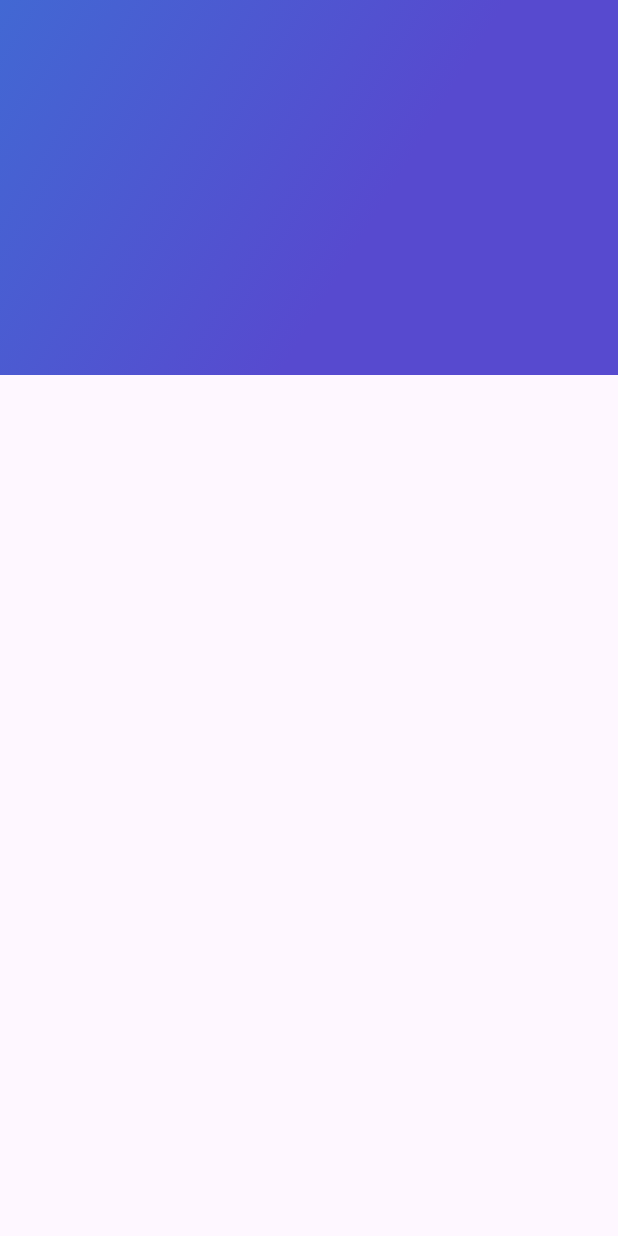
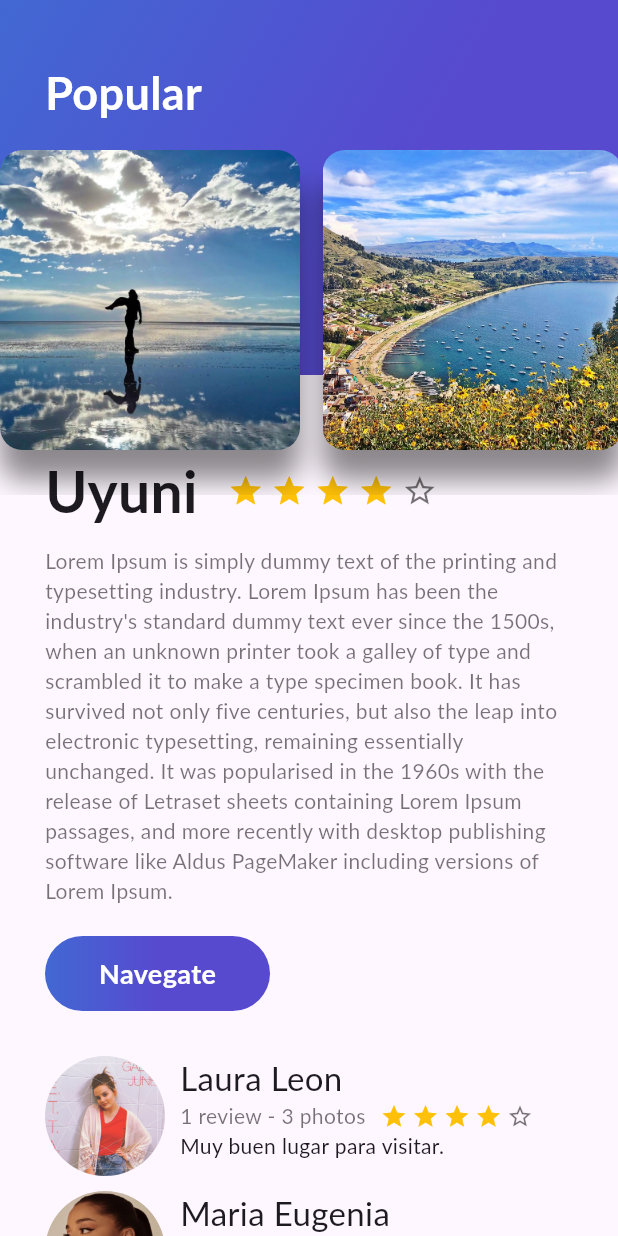
Before and after one commit to AlanezH/proyecto_flutter, a Flutter app: the screen it shows after launch, on a phone screen of 412 x 824 dp. Run offline on Flutter 3.47's test engine with Material 3 defaults, Android fonts, the phone set to English and light mode, and no system bars; Roboto replaces fonts that are missing (Lato).

Commit message:
Widget BorderRadius y BoxShadow,Widget ListView Horizontal,inkwell 27/10/25

```diff
--- /dev/null
+++ b/lib/card_image.dart
@@ -0,0 +1,43 @@
+import 'package:flutter/cupertino.dart';
+import 'package:flutter/material.dart';
+import 'package:proyecto_flutter/main.dart';
+
+class CardImage extends StatelessWidget{
+  String path;
+
+  CardImage(this.path);
+  @override
+  Widget build(BuildContext context) {
+    final cardImage = Padding(
+      padding: EdgeInsets.only(
+        top: 100,
+        right: 15,
+        bottom: 30
+      ),
+      child: Container(
+
+        width: 200,
+        decoration: BoxDecoration(
+            image: DecorationImage(
+                image: AssetImage(
+                  path,
+                ),
+                fit: BoxFit.cover
+            ),
+            shape: BoxShape.rectangle,
+            borderRadius: BorderRadius.all(Radius.circular(15)),
+            boxShadow: <BoxShadow>[
+              BoxShadow(
+                  color: Colors.black45,
+                  blurRadius: 15,
+                  offset: Offset(0,20)
+              )
+            ]
+        ),
+      ),
+    );
+
+    return cardImage;
+  }
+
+}
--- /dev/null
+++ b/lib/card_image_list.dart
@@ -0,0 +1,26 @@
+import 'package:flutter/material.dart';
+
+import 'card_image.dart';
+
+class CardImageList extends StatelessWidget{
+  @override
+  Widget build(BuildContext context) {
+    final cardImageList = Container(
+      height: 330,
+      child: ListView(
+        scrollDirection: Axis.horizontal,
+        children: <Widget>[
+          CardImage("assets/images/lugar1.jpg"),
+          CardImage("assets/images/lugar2.jpg"),
+          CardImage("assets/images/lugar3.jpg"),
+          CardImage("assets/images/lugar4.jpg"),
+          CardImage("assets/images/lugar5.jpg"),
+          CardImage("assets/images/lugar6.jpg"),
+        ],
+      ),
+    );
+
+    return cardImageList;
+  }
+
+}
--- a/lib/description_place.dart
+++ b/lib/description_place.dart
@@ -1,4 +1,5 @@
 import 'package:flutter/material.dart';
+import 'package:proyecto_flutter/rounded_button.dart';
 
 class DescriptionPlace extends StatelessWidget{
 
@@ -80,9 +81,11 @@ class DescriptionPlace extends StatelessWidget{
     );
 
     final descriptionPlace =Column(
+      crossAxisAlignment: CrossAxisAlignment.start,
       children: <Widget>[
         filaTitulo,
-        description
+        description,
+        RoundedButton("Navegate")
       ],
     );
     return descriptionPlace;
--- a/lib/home.dart
+++ b/lib/home.dart
@@ -2,8 +2,10 @@
 
 import 'package:flutter/cupertino.dart';
 import 'package:flutter/material.dart';
+import 'package:proyecto_flutter/card_image.dart';
 import 'package:proyecto_flutter/description_place.dart';
 import 'package:proyecto_flutter/gradient_back.dart';
+import 'package:proyecto_flutter/home_app_bar.dart';
 import 'package:proyecto_flutter/review.dart';
 import 'package:proyecto_flutter/review_list.dart';
 
@@ -12,7 +14,7 @@ class MyHome extends StatelessWidget{
   Widget build (BuildContext context){
     final descriptionPlace =Container(
       margin: EdgeInsets.only(
-        top: 250,
+        top: 300,
         left: 30,
         right: 30
       ),
@@ -40,7 +42,8 @@ class MyHome extends StatelessWidget{
     return Scaffold(
       body:Stack(
         children: <Widget>[
-          GradientBack()
+          listView,
+          HomeAppBar("Popular")
         ],
       )
     );
--- a/lib/home_app_bar.dart
+++ b/lib/home_app_bar.dart
@@ -1,12 +1,35 @@
 import 'package:flutter/material.dart';
+import 'package:proyecto_flutter/card_image_list.dart';
 import 'package:proyecto_flutter/gradient_back.dart';
 
 class HomeAppBar extends StatelessWidget{
+  String textoTitulo;
+
+  HomeAppBar (this.textoTitulo);
   @override
   Widget build(BuildContext context) {
+    //titulo
+    final titulo =Container(
+      margin: EdgeInsets.only(
+        top: 40,
+        left: 30
+      ),
+      child: Text(
+        textoTitulo,
+        style: TextStyle(
+          fontFamily: "Lato",
+          fontWeight: FontWeight.bold,
+          fontSize: 30,
+          color:  Colors.white
+        ),
+      ),
+    );
+
     final appBar = Stack(
       children: <Widget>[
-        GradientBack()
+        GradientBack(),
+        titulo,
+        CardImageList()
       ],
     );
     return appBar;
--- a/lib/review.dart
+++ b/lib/review.dart
@@ -55,7 +55,7 @@ class Review extends StatelessWidget{
     );
     final estrella =Container(
       margin: EdgeInsets.only(
-          right: 5
+          right: 3
       ),
       child: Icon(
         Icons.star,
--- /dev/null
+++ b/lib/rounded_button.dart
@@ -0,0 +1,55 @@
+import 'package:flutter/material.dart';
+
+class RoundedButton extends StatelessWidget{
+  String textoBoton;
+
+  RoundedButton (this.textoBoton);
+  @override
+  Widget build(BuildContext context) {
+    final roundedButton =InkWell(
+      child: Container(
+        height: 50,
+        width: 150,
+        margin: EdgeInsets.only(
+          top: 20
+        ),
+        decoration: BoxDecoration(
+          borderRadius: BorderRadius.circular(30),
+          gradient: LinearGradient(
+            colors: [
+              Color(0xFF4268d3),
+              Color(0xFF574ACF)
+            ],
+            begin: FractionalOffset(0.0,0.5),
+            end: FractionalOffset(1.0,0.5),
+            stops: [0.0,0.5],
+            tileMode: TileMode.clamp
+          )
+        ),
+        child: Center(
+          child: Text(
+            textoBoton,
+            style: TextStyle(
+              fontFamily: "Lato",
+              fontWeight: FontWeight.bold,
+              fontSize: 18,
+              color: Colors.white
+            ),
+          ),
+        ),
+      ),
+      onTap: () {
+        ScaffoldMessenger.of(context).showSnackBar(
+          const SnackBar(
+            content: Text("Navegando....."),
+            duration: Duration(seconds: 2),
+          ),
+        );
+      },
+
+    );
+
+        return roundedButton;
+  }
+
+}
--- a/pubspec.yaml
+++ b/pubspec.yaml
@@ -62,6 +62,12 @@ flutter:
     - assets/images/persona3.jpg
     - assets/images/persona4.jpg
     - assets/images/persona5.jpg
+    - assets/images/lugar1.jpg
+    - assets/images/lugar2.jpg
+    - assets/images/lugar3.jpg
+    - assets/images/lugar4.jpg
+    - assets/images/lugar5.jpg
+    - assets/images/lugar6.jpg
 
   # To add assets to your application, add an assets section, like this:
   # assets:
```
Also changed, not shown: assets/images/lugar1.jpg (added), assets/images/lugar2.jpg (added), assets/images/lugar3.jpg (added), assets/images/lugar4.jpg (added), assets/images/lugar5.jpg (added), assets/images/lugar6.jpg (added).
